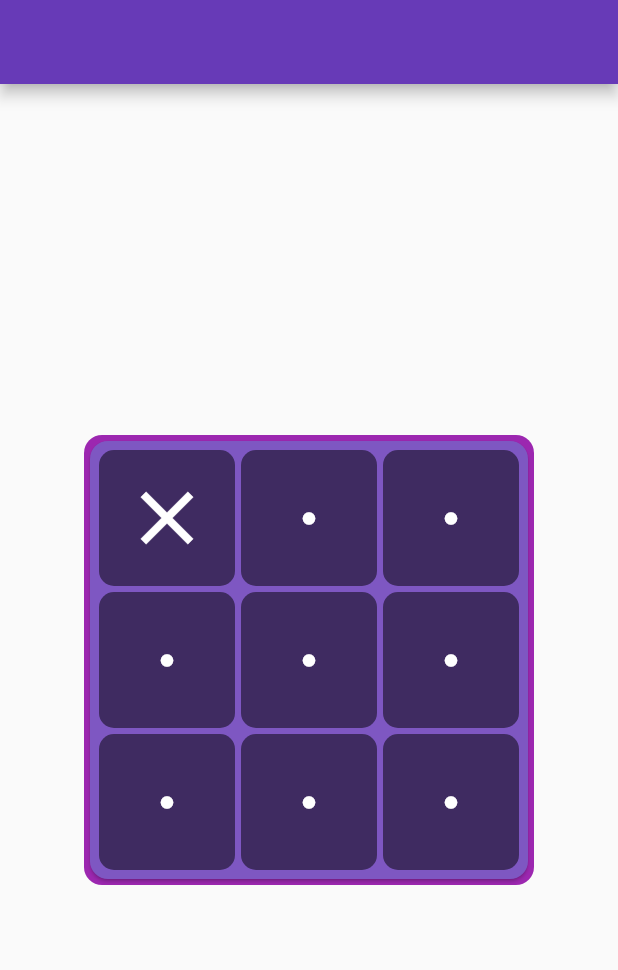
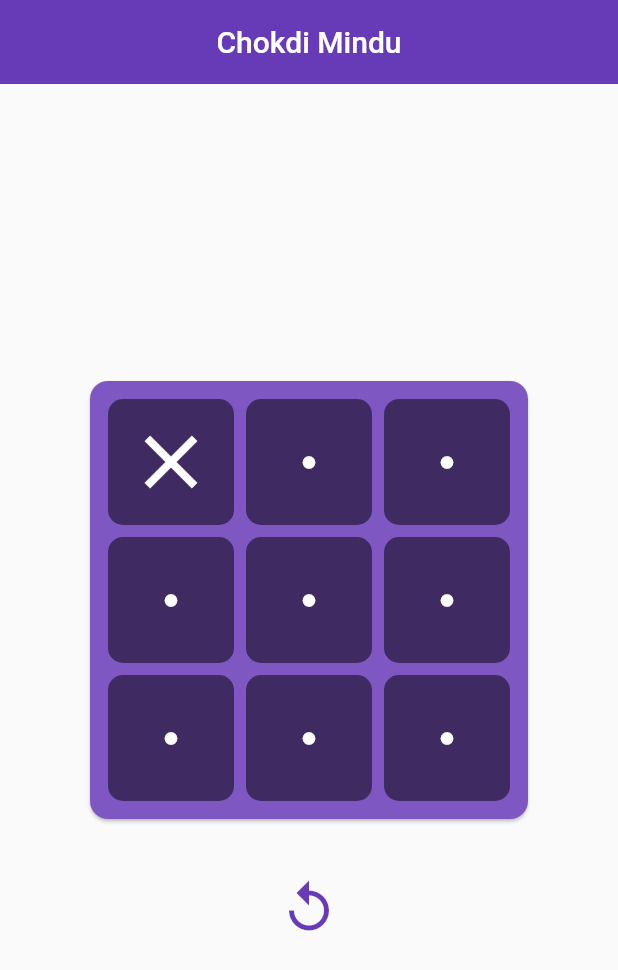
Before and after one commit to JayRathod7/Tic_tac_toe_game, a Flutter app: the screen it shows after launch, after a tap on the "circle" icon, on a phone screen of 412 x 824 dp. Shown: the top 970 px of the screen. Run offline on Flutter 3.47's test engine with Material 2 defaults, Android fonts, the phone set to English and light mode, and no system bars.

Commit message:
add game functionality

```diff
--- a/lib/main.dart
+++ b/lib/main.dart
@@ -12,7 +12,7 @@ class MyApp extends StatelessWidget {
   @override
   Widget build(BuildContext context) {
     return MaterialApp(
-      title: 'Flutter Demo',
+      title: 'Chokdi Mindu',
       theme: ThemeData(
         primarySwatch: Colors.deepPurple,
       ),
--- a/lib/screen/game_main_screen.dart
+++ b/lib/screen/game_main_screen.dart
@@ -1,4 +1,6 @@
 import 'package:flutter/material.dart';
+
+enum Winner { NONE, PLAYER1, PLAYER2 }
 
 class GameScreen extends StatefulWidget {
   const GameScreen({Key? key}) : super(key: key);
@@ -8,6 +10,8 @@ class GameScreen extends StatefulWidget {
 }
 
 class _GameScreenState extends State<GameScreen> {
+  Winner currentWinner = Winner.NONE;
+
   List gameIcon = [
     Icons.circle_rounded,
     Icons.circle_rounded,
@@ -19,8 +23,18 @@ class _GameScreenState extends State<GameScreen> {
     Icons.circle_rounded,
     Icons.circle_rounded,
   ];
+  List reStart = [
+    Icons.circle_rounded,
+    Icons.circle_rounded,
+    Icons.circle_rounded,
+    Icons.circle_rounded,
+    Icons.circle_rounded,
+    Icons.circle_rounded,
+    Icons.circle_rounded,
+    Icons.circle_rounded,
+    Icons.circle_rounded,
+  ];
   bool isPlayer1 = false;
-  bool isClick = false;
 
   @override
   void initState() {
@@ -31,34 +45,45 @@ class _GameScreenState extends State<GameScreen> {
   void clickBox(index) {
     if (isPlayer1) {
       gameIcon[index] = Icons.close;
-    }
-    if (!isPlayer1) {
+    } else {
       gameIcon[index] = Icons.circle_outlined;
     }
-
     isPlayer1 = !isPlayer1;
+    winnerWinner();
     setState(() {});
   }
 
   @override
   Widget build(BuildContext context) {
     return Scaffold(
-        appBar: AppBar(),
-        body: Center(
-          child: Container(
+        appBar: AppBar(
+          centerTitle: true,
+          title: Text("Chokdi Mindu"),
+          elevation: 0.0,
+        ),
+        body: Container(
+          child: Center(
+            child: Column(
+              mainAxisAlignment: MainAxisAlignment.center,
+              children: [
+                Container(
                   height: 300,
                   width: 300,
-            decoration: BoxDecoration(
-                color: Colors.purple, borderRadius: BorderRadius.circular(12)),
+                  decoration:
+                      BoxDecoration(borderRadius: BorderRadius.circular(12)),
                   child: Card(
                       color: Colors.deepPurple.shade400,
                       shape: RoundedRectangleBorder(
                           borderRadius: BorderRadius.circular(12)),
                       child: Padding(
-                  padding: const EdgeInsets.all(4.0),
+                        padding: const EdgeInsets.all(10.0),
                         child: GridView.builder(
-                    gridDelegate: SliverGridDelegateWithFixedCrossAxisCount(
+                          shrinkWrap: true,
+                          gridDelegate:
+                              SliverGridDelegateWithFixedCrossAxisCount(
                             crossAxisCount: 3,
+                            mainAxisSpacing: 4.0,
+                            crossAxisSpacing: 4.0,
                           ),
                           itemCount: gameIcon.length,
                           itemBuilder: (context, index) {
@@ -88,6 +113,140 @@ class _GameScreenState extends State<GameScreen> {
                         ),
                       )),
                 ),
+                SizedBox(height: 30),
+                InkWell(
+                  borderRadius: BorderRadius.circular(50),
+                  onTap: restartGame,
+                  child: Container(
+                    width: 50,
+                    height: 50,
+                    child: Center(
+                      child: Icon(
+                        Icons.replay_outlined,
+                        size: 40.0,
+                        color: Colors.deepPurple,
+                      ),
+                    ),
+                  ),
+                ),
+              ],
+            ),
+          ),
         ));
   }
+
+  void winnerWinner() {
+    // player 1 condition
+    if (gameIcon[0] == Icons.close &&
+        gameIcon[1] == Icons.close &&
+        gameIcon[2] == Icons.close) {
+      currentWinner = Winner.PLAYER1;
+    } else if (gameIcon[3] == Icons.close &&
+        gameIcon[4] == Icons.close &&
+        gameIcon[5] == Icons.close) {
+      currentWinner = Winner.PLAYER1;
+    } else if (gameIcon[6] == Icons.close &&
+        gameIcon[7] == Icons.close &&
+        gameIcon[8] == Icons.close) {
+      currentWinner = Winner.PLAYER1;
+    } else if (gameIcon[0] == Icons.close &&
+        gameIcon[3] == Icons.close &&
+        gameIcon[6] == Icons.close) {
+      currentWinner = Winner.PLAYER1;
+    } else if (gameIcon[1] == Icons.close &&
+        gameIcon[4] == Icons.close &&
+        gameIcon[7] == Icons.close) {
+      currentWinner = Winner.PLAYER1;
+    } else if (gameIcon[2] == Icons.close &&
+        gameIcon[5] == Icons.close &&
+        gameIcon[8] == Icons.close) {
+      currentWinner = Winner.PLAYER1;
+    } else if (gameIcon[0] == Icons.close &&
+        gameIcon[4] == Icons.close &&
+        gameIcon[8] == Icons.close) {
+      currentWinner = Winner.PLAYER1;
+    } else if (gameIcon[2] == Icons.close &&
+        gameIcon[4] == Icons.close &&
+        gameIcon[6] == Icons.close) {
+      currentWinner = Winner.PLAYER1;
     }
+
+    // player 2 condition
+    if (gameIcon[0] == Icons.circle_outlined &&
+        gameIcon[1] == Icons.circle_outlined &&
+        gameIcon[2] == Icons.circle_outlined) {
+      currentWinner = Winner.PLAYER2;
+    } else if (gameIcon[3] == Icons.circle_outlined &&
+        gameIcon[4] == Icons.circle_outlined &&
+        gameIcon[5] == Icons.circle_outlined) {
+      currentWinner = Winner.PLAYER2;
+    } else if (gameIcon[6] == Icons.circle_outlined &&
+        gameIcon[7] == Icons.circle_outlined &&
+        gameIcon[8] == Icons.circle_outlined) {
+      currentWinner = Winner.PLAYER2;
+    } else if (gameIcon[0] == Icons.circle_outlined &&
+        gameIcon[3] == Icons.circle_outlined &&
+        gameIcon[6] == Icons.circle_outlined) {
+      currentWinner = Winner.PLAYER2;
+    } else if (gameIcon[1] == Icons.circle_outlined &&
+        gameIcon[4] == Icons.circle_outlined &&
+        gameIcon[7] == Icons.circle_outlined) {
+      currentWinner = Winner.PLAYER2;
+    } else if (gameIcon[2] == Icons.circle_outlined &&
+        gameIcon[5] == Icons.circle_outlined &&
+        gameIcon[8] == Icons.circle_outlined) {
+      currentWinner = Winner.PLAYER2;
+    } else if (gameIcon[0] == Icons.circle_outlined &&
+        gameIcon[4] == Icons.circle_outlined &&
+        gameIcon[8] == Icons.circle_outlined) {
+      currentWinner = Winner.PLAYER2;
+    } else if (gameIcon[2] == Icons.circle_outlined &&
+        gameIcon[4] == Icons.circle_outlined &&
+        gameIcon[6] == Icons.circle_outlined) {
+      currentWinner = Winner.PLAYER2;
+    }
+
+    //shoe winning dialog box
+    if (currentWinner == Winner.PLAYER1) {
+      showDialogMessage("Player 1 is winner");
+      return;
+    }
+    if (currentWinner == Winner.PLAYER2) {
+      showDialogMessage("Player 2 is winner");
+      return;
+    }
+
+    bool isDraw = true;
+    gameIcon.forEach((element) {
+      if (element == Icons.circle_rounded) {
+        isDraw = false;
+      }
+    });
+
+    //shoe draw dialog box
+    if (isDraw) {
+      showDialogMessage("Game is draw");
+    }
+  }
+
+  //winning and drawing dialog box
+  showDialogMessage(text) {
+    showDialog(
+      context: context,
+      builder: (BuildContext context) {
+        return AlertDialog(
+          title: Text(text),
+        );
+      },
+    );
+  }
+
+  // restart game
+  void restartGame() {
+    currentWinner = Winner.NONE;
+    isPlayer1 = true;
+    gameIcon = [];
+    gameIcon.addAll(reStart);
+    setState(() {});
+  }
+}
```
Also changed, not shown: pubspec.yaml (+7 -0 lines), assets/icon/icon.png (added), pubspec.lock, 27 other files. Lines whose indentation alone changed are shown as unchanged.
